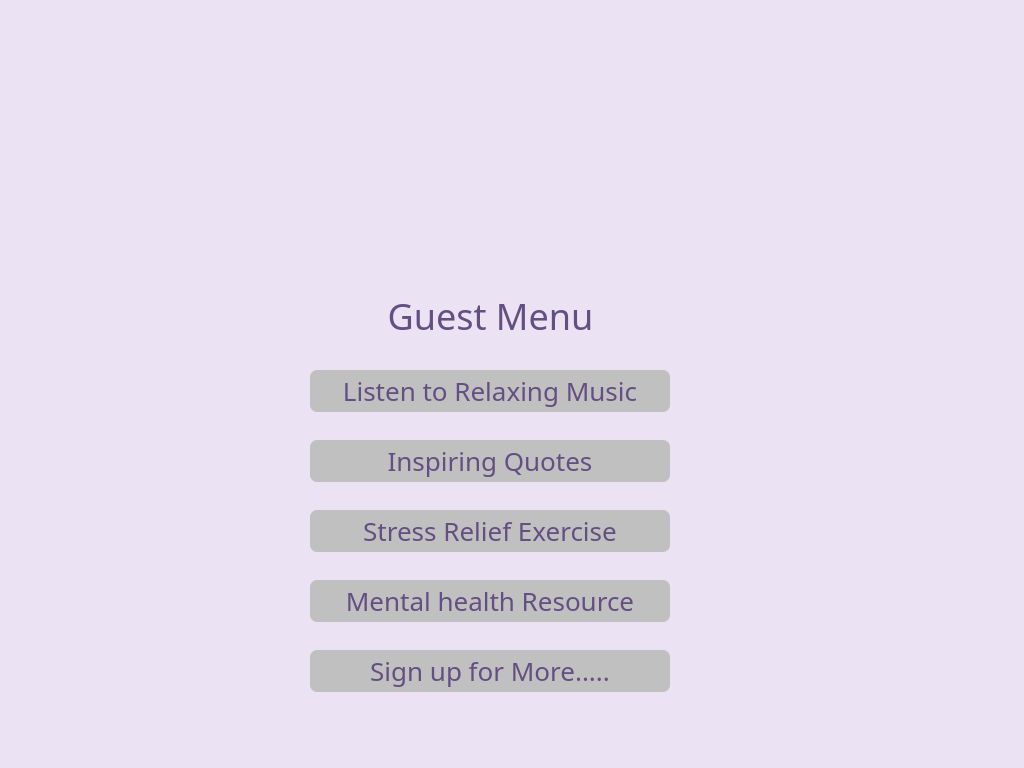
Old version of the form static/guest.ui in the repository lakshmivishal9496/Soft-Health.
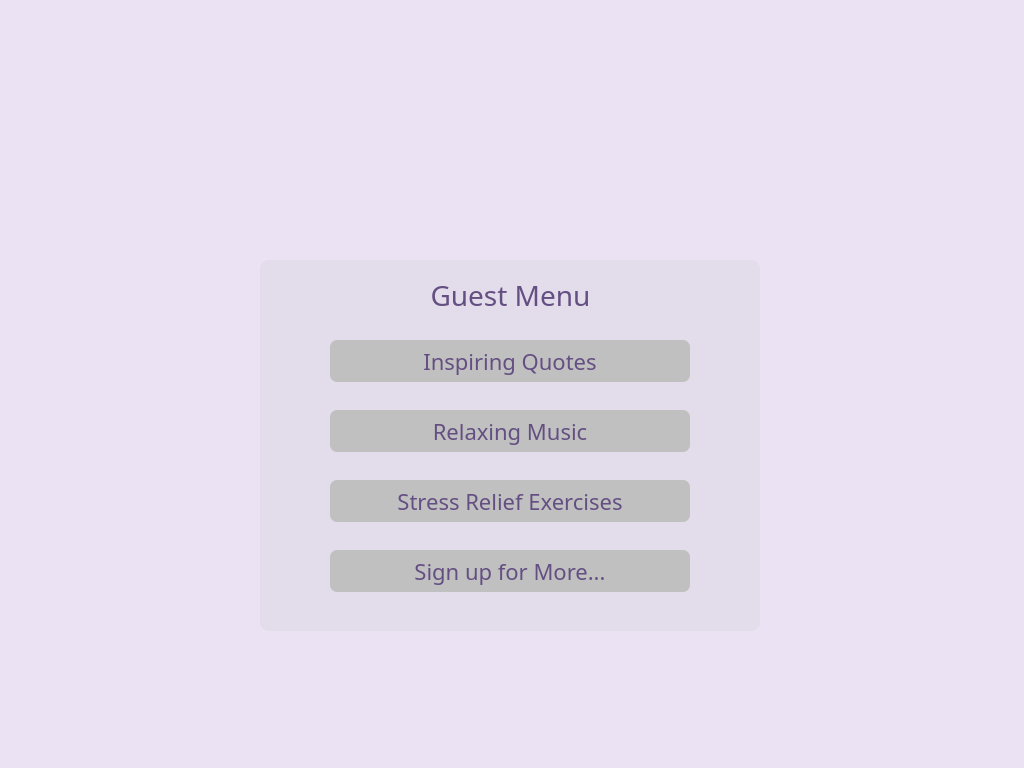
New version of the form. Icons and pictures are not drawn.

```diff
--- a/static/guest.ui
+++ b/static/guest.ui
@@ -17,184 +17,10 @@
    <string notr="true">background-color:rgb(235, 226, 244);
 border-radius: 9px;</string>
   </property>
-  <widget class="QPushButton" name="music_btn">
-   <property name="geometry">
-    <rect>
-     <x>310</x>
-     <y>370</y>
-     <width>360</width>
-     <height>42</height>
-    </rect>
-   </property>
-   <property name="font">
-    <font>
-     <family>Sura</family>
-     <pointsize>1</pointsize>
-     <weight>50</weight>
-     <bold>false</bold>
-    </font>
-   </property>
-   <property name="styleSheet">
-    <string notr="true">QPushButton#music_btn{
-background-color:rgb(192, 192, 192);
-color: rgb(100, 79, 130);
-font-size: 26px;
-border-radius : 7px;
-font-family:Sura;
-font-weight:400;
-}
-QPushButton#music_btn: pressed {
-background-color: rgb(117, 71, 255);
-}</string>
-   </property>
-   <property name="text">
-    <string>Listen to Relaxing Music</string>
-   </property>
-  </widget>
-  <widget class="QPushButton" name="quotes_btn">
-   <property name="geometry">
-    <rect>
-     <x>310</x>
-     <y>440</y>
-     <width>360</width>
-     <height>42</height>
-    </rect>
-   </property>
-   <property name="font">
-    <font>
-     <family>Sura</family>
-     <pointsize>1</pointsize>
-     <weight>50</weight>
-     <bold>false</bold>
-    </font>
-   </property>
-   <property name="styleSheet">
-    <string notr="true">QPushButton#quotes_btn{
-background-color:rgb(192, 192, 192);
-color: rgb(100, 79, 130);
-font-size: 26px;
-border-radius : 7px;
-font-family:Sura;
-font-weight:400;
-
-}
-QPushButton#quotes_btn: pressed {
-background-color: rgb(117, 71, 255);
-}</string>
-   </property>
-   <property name="text">
-    <string>Inspiring Quotes</string>
-   </property>
-  </widget>
-  <widget class="QPushButton" name="stress_btn">
-   <property name="geometry">
-    <rect>
-     <x>310</x>
-     <y>510</y>
-     <width>360</width>
-     <height>42</height>
-    </rect>
-   </property>
-   <property name="font">
-    <font>
-     <family>Sura</family>
-     <pointsize>1</pointsize>
-     <weight>50</weight>
-     <bold>false</bold>
-    </font>
-   </property>
-   <property name="styleSheet">
-    <string notr="true">QPushButton#stress_btn{
-background-color:rgb(192, 192, 192);
-color: rgb(100, 79, 130);
-font-size: 26px;
-border-radius : 7px;
-font-family:Sura;
-font-weight:400;
-
-}
-QPushButton#stress_btn: pressed {
-background-color: rgb(117, 71, 255);
-}</string>
-   </property>
-   <property name="text">
-    <string>Stress Relief Exercise</string>
-   </property>
-  </widget>
-  <widget class="QPushButton" name="resource_btn">
-   <property name="geometry">
-    <rect>
-     <x>310</x>
-     <y>580</y>
-     <width>360</width>
-     <height>42</height>
-    </rect>
-   </property>
-   <property name="font">
-    <font>
-     <family>Sura</family>
-     <pointsize>1</pointsize>
-     <weight>50</weight>
-     <bold>false</bold>
-    </font>
-   </property>
-   <property name="styleSheet">
-    <string notr="true">QPushButton#resource_btn{background-color:rgb(192, 192, 192);
-background-color:rgb(192, 192, 192);
-color: rgb(100, 79, 130);
-font-size: 26px;
-border-radius : 7px;
-font-family:Sura;
-font-weight:400;
-
-}
-QPushButton#resource_btn: pressed {
-background-color: rgb(117, 71, 255);
-}</string>
-   </property>
-   <property name="text">
-    <string>Mental health Resource</string>
-   </property>
-  </widget>
-  <widget class="QPushButton" name="signupmore_btn">
-   <property name="geometry">
-    <rect>
-     <x>310</x>
-     <y>650</y>
-     <width>360</width>
-     <height>42</height>
-    </rect>
-   </property>
-   <property name="font">
-    <font>
-     <family>Sura</family>
-     <pointsize>1</pointsize>
-     <weight>50</weight>
-     <bold>false</bold>
-    </font>
-   </property>
-   <property name="styleSheet">
-    <string notr="true">QPushButton#signupmore_btn{
-background-color:rgb(192, 192, 192);
-color: rgb(100, 79, 130);
-font-size: 26px;
-border-radius : 7px;
-font-family:Sura;
-font-weight:400;
-
-}
-QPushButton#signupmore_btn: pressed {
-background-color: rgb(117, 71, 255);
-}</string>
-   </property>
-   <property name="text">
-    <string>Sign up for More.....</string>
-   </property>
-  </widget>
   <widget class="QLabel" name="label">
    <property name="geometry">
     <rect>
-     <x>400</x>
+     <x>416</x>
      <y>60</y>
      <width>191</width>
      <height>181</height>
@@ -210,29 +36,185 @@
     <set>Qt::AlignCenter</set>
    </property>
   </widget>
-  <widget class="QLabel" name="label_2">
+  <widget class="QGroupBox" name="groupBox">
    <property name="geometry">
     <rect>
-     <x>380</x>
-     <y>280</y>
-     <width>221</width>
-     <height>71</height>
+     <x>260</x>
+     <y>260</y>
+     <width>500</width>
+     <height>371</height>
     </rect>
    </property>
    <property name="styleSheet">
-    <string notr="true">color: rgb(100, 79, 130);
-font-size: 36px;
+    <string notr="true">background-color:rgba(192, 192, 192, 50);</string>
+   </property>
+   <property name="title">
+    <string/>
+   </property>
+   <widget class="QLabel" name="label_2">
+    <property name="geometry">
+     <rect>
+      <x>140</x>
+      <y>0</y>
+      <width>221</width>
+      <height>71</height>
+     </rect>
+    </property>
+    <property name="styleSheet">
+     <string notr="true">color: rgb(100, 79, 130);
+font-size: 28px;
 border-radius : 7px;
 font-family:Sura;
 font-weight:400;
-line-height:1.2px;</string>
-   </property>
-   <property name="text">
-    <string>Guest Menu</string>
-   </property>
-   <property name="alignment">
-    <set>Qt::AlignCenter</set>
-   </property>
+line-height:1.2px;
+background-color: rgba(191, 191, 191, 0)</string>
+    </property>
+    <property name="text">
+     <string>Guest Menu</string>
+    </property>
+    <property name="alignment">
+     <set>Qt::AlignCenter</set>
+    </property>
+   </widget>
+   <widget class="QPushButton" name="music_btn">
+    <property name="geometry">
+     <rect>
+      <x>70</x>
+      <y>150</y>
+      <width>360</width>
+      <height>42</height>
+     </rect>
+    </property>
+    <property name="font">
+     <font>
+      <family>Sura</family>
+      <pointsize>1</pointsize>
+      <weight>50</weight>
+      <bold>false</bold>
+     </font>
+    </property>
+    <property name="styleSheet">
+     <string notr="true">QPushButton#music_btn{
+background-color:rgb(192, 192, 192);
+color: rgb(100, 79, 130);
+font-size: 22px;
+border-radius : 7px;
+font-family:Sura;
+font-weight:400;
+}
+QPushButton#music_btn: pressed {
+background-color: rgb(117, 71, 255);
+}</string>
+    </property>
+    <property name="text">
+     <string>Relaxing Music</string>
+    </property>
+   </widget>
+   <widget class="QPushButton" name="signupmore_btn">
+    <property name="geometry">
+     <rect>
+      <x>70</x>
+      <y>290</y>
+      <width>360</width>
+      <height>42</height>
+     </rect>
+    </property>
+    <property name="font">
+     <font>
+      <family>Sura</family>
+      <pointsize>1</pointsize>
+      <weight>50</weight>
+      <bold>false</bold>
+     </font>
+    </property>
+    <property name="styleSheet">
+     <string notr="true">QPushButton#signupmore_btn{
+background-color:rgb(192, 192, 192);
+color: rgb(100, 79, 130);
+font-size: 22px;
+border-radius : 7px;
+font-family:Sura;
+font-weight:400;
+
+}
+QPushButton#signupmore_btn: pressed {
+background-color: rgb(117, 71, 255);
+}</string>
+    </property>
+    <property name="text">
+     <string>Sign up for More...</string>
+    </property>
+   </widget>
+   <widget class="QPushButton" name="stress_btn">
+    <property name="geometry">
+     <rect>
+      <x>70</x>
+      <y>220</y>
+      <width>360</width>
+      <height>42</height>
+     </rect>
+    </property>
+    <property name="font">
+     <font>
+      <family>Sura</family>
+      <pointsize>1</pointsize>
+      <weight>50</weight>
+      <bold>false</bold>
+     </font>
+    </property>
+    <property name="styleSheet">
+     <string notr="true">QPushButton#stress_btn{
+background-color:rgb(192, 192, 192);
+color: rgb(100, 79, 130);
+font-size: 22px;
+border-radius : 7px;
+font-family:Sura;
+font-weight:400;
+
+}
+QPushButton#stress_btn: pressed {
+background-color: rgb(117, 71, 255);
+}</string>
+    </property>
+    <property name="text">
+     <string>Stress Relief Exercises</string>
+    </property>
+   </widget>
+   <widget class="QPushButton" name="quotes_btn">
+    <property name="geometry">
+     <rect>
+      <x>70</x>
+      <y>80</y>
+      <width>360</width>
+      <height>42</height>
+     </rect>
+    </property>
+    <property name="font">
+     <font>
+      <family>Sura</family>
+      <pointsize>1</pointsize>
+      <weight>50</weight>
+      <bold>false</bold>
+     </font>
+    </property>
+    <property name="styleSheet">
+     <string notr="true">QPushButton#quotes_btn{
+background-color:rgb(192, 192, 192);
+color: rgb(100, 79, 130);
+font-size: 22px;
+border-radius : 7px;
+font-family:Sura;
+font-weight:400;
+
+}
+QPushButton#quotes_btn: pressed {
+background-color: rgb(117, 71, 255);
+}</string>
+    </property>
+    <property name="text">
+     <string>Inspiring Quotes</string>
+    </property>
+   </widget>
   </widget>
  </widget>
  <resources/>
```
